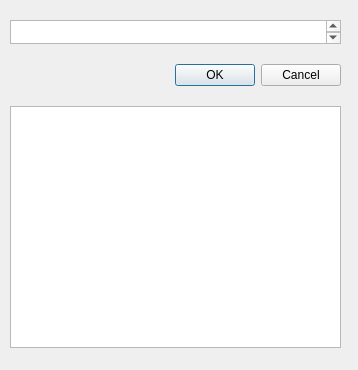
henry111383/2023NTUT_OOAD, file LabelNameDialog.ui: the form before one commit.
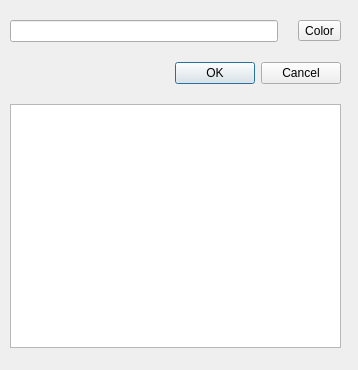
The form after the commit.

```diff
--- a/LabelNameDialog.ui
+++ b/LabelNameDialog.ui
@@ -22,7 +22,7 @@
      <height>368</height>
     </rect>
    </property>
-   <layout class="QGridLayout" name="gridLayout" rowstretch="1,1,10">
+   <layout class="QGridLayout" name="gridLayout" rowstretch="0,1,1,10">
     <property name="leftMargin">
      <number>10</number>
     </property>
@@ -38,38 +38,36 @@
     <property name="spacing">
      <number>20</number>
     </property>
-    <item row="1" column="0">
+    <item row="3" column="0">
+     <widget class="QListWidget" name="listWidget"/>
+    </item>
+    <item row="2" column="0">
      <widget class="QDialogButtonBox" name="buttonBox">
       <property name="standardButtons">
        <set>QDialogButtonBox::Cancel|QDialogButtonBox::Ok</set>
       </property>
      </widget>
     </item>
-    <item row="0" column="0">
-     <widget class="QTextEdit" name="textEdit">
+    <item row="1" column="0">
+     <layout class="QHBoxLayout" name="horizontalLayout">
+      <item>
+       <widget class="QLineEdit" name="lineEdit">
       <property name="sizePolicy">
-       <sizepolicy hsizetype="Preferred" vsizetype="Ignored">
+         <sizepolicy hsizetype="MinimumExpanding" vsizetype="Preferred">
         <horstretch>0</horstretch>
         <verstretch>0</verstretch>
        </sizepolicy>
       </property>
-      <property name="font">
-       <font>
-        <pointsize>14</pointsize>
-        <kerning>false</kerning>
-       </font>
-      </property>
-      <property name="html">
-       <string notr="true">&lt;!DOCTYPE HTML PUBLIC &quot;-//W3C//DTD HTML 4.0//EN&quot; &quot;http://www.w3.org/TR/REC-html40/strict.dtd&quot;&gt;
-&lt;html&gt;&lt;head&gt;&lt;meta name=&quot;qrichtext&quot; content=&quot;1&quot; /&gt;&lt;style type=&quot;text/css&quot;&gt;
-p, li { white-space: pre-wrap; }
-&lt;/style&gt;&lt;/head&gt;&lt;body style=&quot; font-family:'PMingLiU'; font-size:14pt; font-weight:400; font-style:normal;&quot;&gt;
-&lt;p style=&quot;-qt-paragraph-type:empty; margin-top:0px; margin-bottom:0px; margin-left:0px; margin-right:0px; -qt-block-indent:0; text-indent:0px;&quot;&gt;&lt;br /&gt;&lt;/p&gt;&lt;/body&gt;&lt;/html&gt;</string>
-      </property>
-     </widget>
-    </item>
-    <item row="2" column="0">
-     <widget class="QListWidget" name="listWidget"/>
+       </widget>
+      </item>
+      <item>
+       <widget class="QToolButton" name="toolButton">
+        <property name="text">
+         <string>Color</string>
+        </property>
+       </widget>
+      </item>
+     </layout>
     </item>
    </layout>
   </widget>
```
Lines whose indentation alone changed are shown as unchanged.
